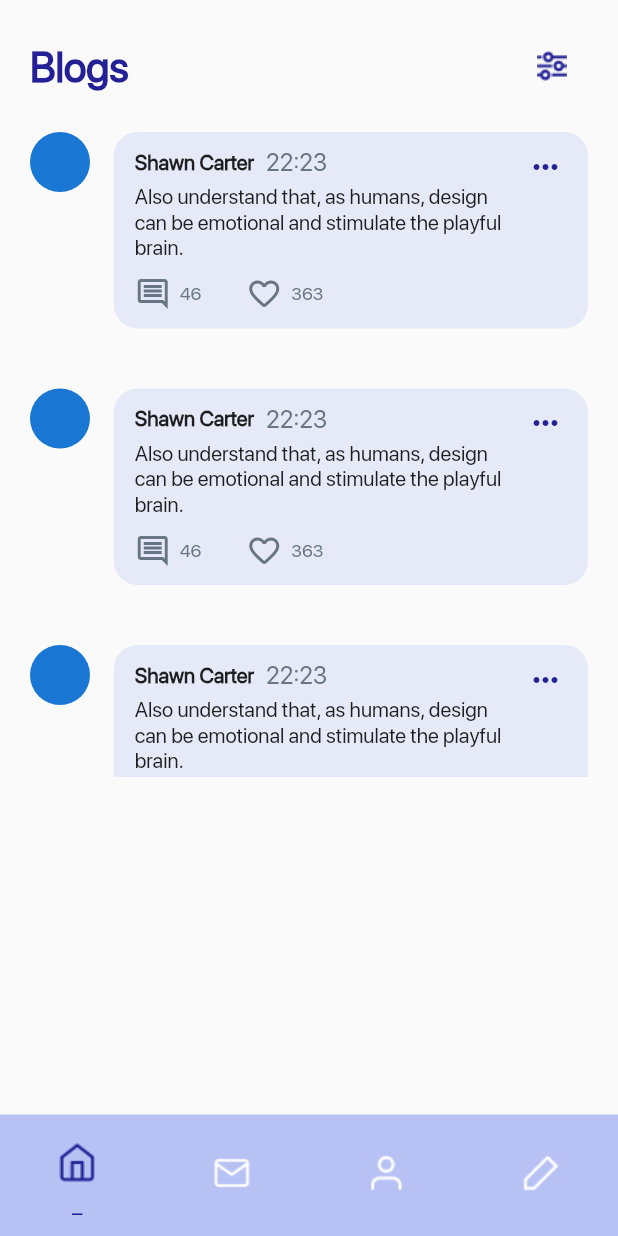
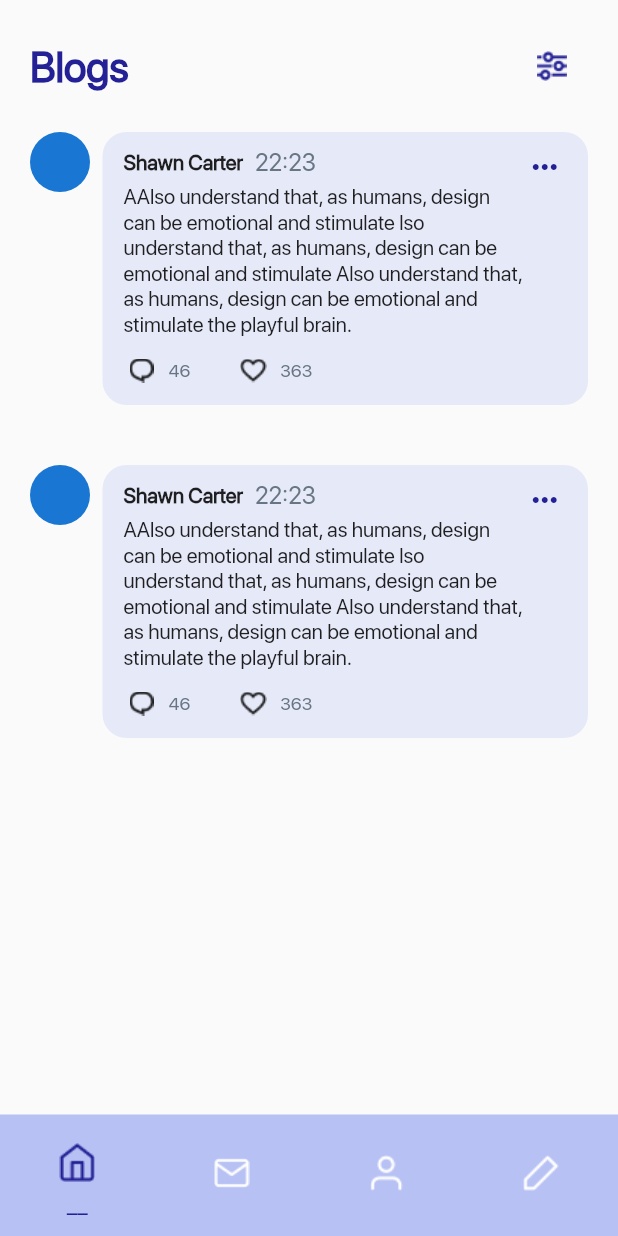
Before and after one commit to auyelgazin/uniguide, a Flutter app: the DashboardScreen screen opened by its route, on a phone screen of 412 x 824 dp. Run offline on Flutter 3.47's test engine with Material 2 defaults, Android fonts, the light colour scheme and no system bars; our stand-ins replace firebase_auth, firebase_core, get, shared_preferences; accounts and stored records are empty.

Commit message:
bkp /dataController

```diff
--- a/lib/screens/dashboard/blog_screen.dart
+++ b/lib/screens/dashboard/blog_screen.dart
@@ -102,7 +102,7 @@ class BlogCard extends StatelessWidget {
           crossAxisAlignment: CrossAxisAlignment.start,
           children: [
             Expanded(
-              flex: 15,
+              flex: 13,
               child: Column(
                 crossAxisAlignment: CrossAxisAlignment.start,
                 children: [
@@ -115,7 +115,7 @@ class BlogCard extends StatelessWidget {
               ),
             ),
             Expanded(
-              flex: 85,
+              flex: 87,
               child: Container(
                 decoration: BoxDecoration(
                   color: Color(0xFFB7C1F4).withOpacity(0.3),
@@ -163,7 +163,7 @@ class BlogCard extends StatelessWidget {
                                     ),
                                     SizedBox(height: 5),
                                     Text(
-                                      'Also understand that, as humans, design can be emotional and stimulate the playful brain.',
+                                      'AAlso understand that, as humans, design can be emotional and stimulate lso understand that, as humans, design can be emotional and stimulate Also understand that, as humans, design can be emotional and stimulate the playful brain.',
                                       style: TextStyle(
                                           fontSize: 14,
                                           fontWeight: FontWeight.w400),
@@ -174,9 +174,8 @@ class BlogCard extends StatelessWidget {
                                 Row(children: [
                                   InkWell(
                                     child: Row(children: [
-                                      Icon(
-                                        Icons.comment_outlined,
-                                        color: Color(0xFF687684),
+                                      ImageIcon(
+                                        AssetImage('images/comment.png')
                                       ),
                                       SizedBox(
                                         width: 6,
@@ -196,9 +195,8 @@ class BlogCard extends StatelessWidget {
                                   InkWell(
                                     child: Row(
                                       children: [
-                                        Icon(
-                                          Icons.favorite_outline_rounded,
-                                          color: Color(0xFF687684),
+                                        ImageIcon(
+                                          AssetImage('images/like.png'),
                                         ),
                                         SizedBox(
                                           width: 6,
--- a/lib/screens/dashboard/dashboard_screen.dart
+++ b/lib/screens/dashboard/dashboard_screen.dart
@@ -58,7 +58,7 @@ class DashboardScreen extends StatelessWidget {
                   ),
                   height: 50,
                 ),
-                label: '–'
+                label: '––'
               ),
               BottomNavigationBarItem(
                 icon: SizedBox(
@@ -67,7 +67,7 @@ class DashboardScreen extends StatelessWidget {
                   ),
                   height: 50,
                 ),
-                label: '–'
+                label: '––'
               ),
               BottomNavigationBarItem(
                 icon: SizedBox(
@@ -76,7 +76,7 @@ class DashboardScreen extends StatelessWidget {
                   ),
                   height: 50,
                 ),
-                label: '–'
+                label: '––'
               ),
               BottomNavigationBarItem(
                 icon: SizedBox(
@@ -85,7 +85,7 @@ class DashboardScreen extends StatelessWidget {
                   ),
                   height: 50,
                 ),
-                label: '–'
+                label: '––'
               ),
             ],
           ),
--- a/pubspec.yaml
+++ b/pubspec.yaml
@@ -31,6 +31,7 @@ dependencies:
   get: ^4.1.3
   firebase_core: ^1.0.2
   firebase_auth: ^1.0.1
+  cloud_firestore: ^1.0.5
   shared_preferences: ^2.0.5
 
 dev_dependencies:
```
Also changed, not shown: images/comment.png (added), images/like.png (added), lib/screens/dashboard/models/blog.dart (added), lib/screens/dashboard/models/comment.dart (added), lib/screens/dashboard/models/sender.dart (added), pubspec.lock.
